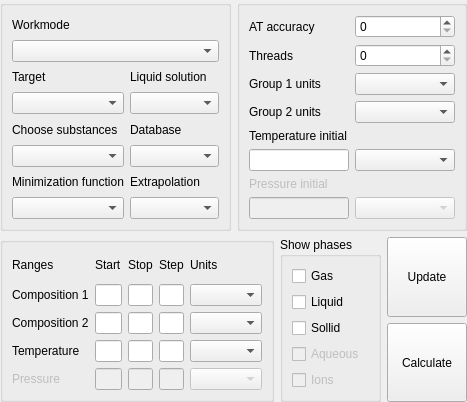
This is src/calculationparameters.ui in alexonemore/atc as Qt 5 draws it before an edit. The edited form follows.
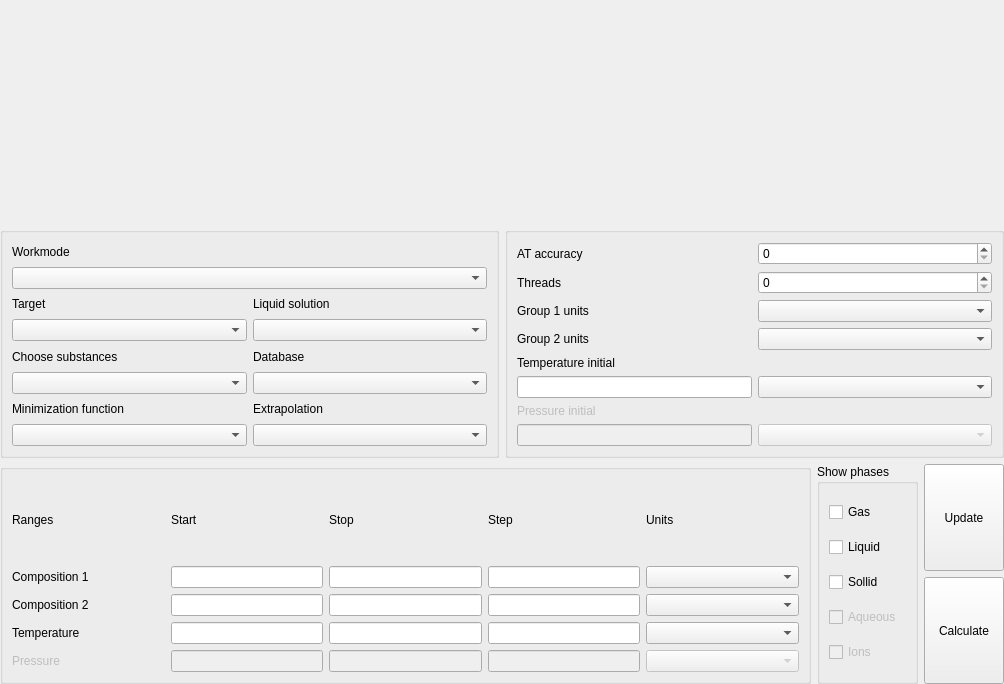
This is the edited form. Custom widgets are drawn as their Qt base class.

The edit to the form file:
```diff
--- a/src/calculationparameters.ui
+++ b/src/calculationparameters.ui
@@ -6,8 +6,8 @@
    <rect>
     <x>0</x>
     <y>0</y>
-    <width>442</width>
-    <height>378</height>
+    <width>1004</width>
+    <height>684</height>
    </rect>
   </property>
   <property name="sizePolicy">
@@ -32,6 +32,9 @@
    <property name="bottomMargin">
     <number>0</number>
    </property>
+   <item>
+    <widget class="PeriodicTable" name="widget" native="true"/>
+   </item>
    <item>
     <layout class="QHBoxLayout" name="horizontalLayout">
      <item>
@@ -577,6 +580,14 @@
    </item>
   </layout>
  </widget>
+ <customwidgets>
+  <customwidget>
+   <class>PeriodicTable</class>
+   <extends>QWidget</extends>
+   <header>periodictable.h</header>
+   <container>1</container>
+  </customwidget>
+ </customwidgets>
  <resources/>
  <connections/>
 </ui>
```
